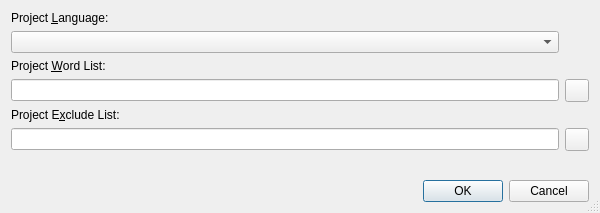
Qt form Project/SpellingPropertiesDialog.ui (testmana2/test) before a commit.
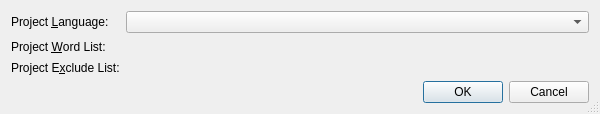
The same form after that commit. Custom widgets are drawn as their Qt base class.

Commit message: Modified more dialogs to use the path picker widgets.

Diff of the .ui file:
```diff
--- a/Project/SpellingPropertiesDialog.ui
+++ b/Project/SpellingPropertiesDialog.ui
@@ -7,7 +7,7 @@
     <x>0</x>
     <y>0</y>
     <width>600</width>
-    <height>213</height>
+    <height>114</height>
    </rect>
   </property>
   <property name="windowTitle">
@@ -27,61 +27,66 @@
      </property>
     </widget>
    </item>
-   <item row="1" column="0">
+   <item row="0" column="1">
     <widget class="QComboBox" name="spellingComboBox">
      <property name="toolTip">
       <string>Select the project's language</string>
      </property>
     </widget>
    </item>
-   <item row="2" column="0">
+   <item row="1" column="0">
     <widget class="QLabel" name="label">
      <property name="text">
       <string>Project &amp;Word List:</string>
      </property>
      <property name="buddy">
-      <cstring>pwlEdit</cstring>
+      <cstring>pwlPicker</cstring>
      </property>
     </widget>
    </item>
-   <item row="3" column="0">
-    <widget class="QLineEdit" name="pwlEdit">
+   <item row="1" column="1">
+    <widget class="E5PathPicker" name="pwlPicker" native="true">
+     <property name="sizePolicy">
+      <sizepolicy hsizetype="Expanding" vsizetype="Preferred">
+       <horstretch>0</horstretch>
+       <verstretch>0</verstretch>
+      </sizepolicy>
+     </property>
+     <property name="focusPolicy">
+      <enum>Qt::StrongFocus</enum>
+     </property>
      <property name="toolTip">
       <string>Enter the filename of the project word list</string>
      </property>
     </widget>
    </item>
-   <item row="4" column="0">
+   <item row="2" column="0">
     <widget class="QLabel" name="label_2">
      <property name="text">
       <string>Project E&amp;xclude List:</string>
      </property>
      <property name="buddy">
-      <cstring>pelEdit</cstring>
+      <cstring>pelPicker</cstring>
      </property>
     </widget>
    </item>
-   <item row="5" column="0">
-    <widget class="QLineEdit" name="pelEdit">
+   <item row="2" column="1">
+    <widget class="E5PathPicker" name="pelPicker" native="true">
+     <property name="sizePolicy">
+      <sizepolicy hsizetype="Expanding" vsizetype="Preferred">
+       <horstretch>0</horstretch>
+       <verstretch>0</verstretch>
+      </sizepolicy>
+     </property>
+     <property name="focusPolicy">
+      <enum>Qt::StrongFocus</enum>
+     </property>
      <property name="toolTip">
       <string>Enter the filename of the project exclude list</string>
      </property>
     </widget>
    </item>
-   <item row="6" column="0">
-    <spacer name="verticalSpacer">
-     <property name="orientation">
-      <enum>Qt::Vertical</enum>
-     </property>
-     <property name="sizeHint" stdset="0">
-      <size>
-       <width>20</width>
-       <height>2</height>
-      </size>
-     </property>
-    </spacer>
-   </item>
-   <item row="7" column="0" colspan="2">
+   <item row="3" column="0" colspan="2">
     <widget class="QDialogButtonBox" name="buttonBox">
      <property name="orientation">
       <enum>Qt::Horizontal</enum>
@@ -91,22 +96,16 @@
      </property>
     </widget>
    </item>
-   <item row="3" column="1">
-    <widget class="QToolButton" name="pwlButton">
-     <property name="toolTip">
-      <string>Select the project word list file via a file selection dialog</string>
-     </property>
-    </widget>
-   </item>
-   <item row="5" column="1">
-    <widget class="QToolButton" name="pelButton">
-     <property name="toolTip">
-      <string>Select the project exclude list file via a file selection dialog</string>
-     </property>
-    </widget>
-   </item>
   </layout>
  </widget>
+ <customwidgets>
+  <customwidget>
+   <class>E5PathPicker</class>
+   <extends>QWidget</extends>
+   <header>E5Gui/E5PathPicker.h</header>
+   <container>1</container>
+  </customwidget>
+ </customwidgets>
  <tabstops>
   <tabstop>spellingComboBox</tabstop>
   <tabstop>pwlEdit</tabstop>
```
Left out of the diff: 4 changed lines with no effect on the pictures. The commit also changes 37 other files.
